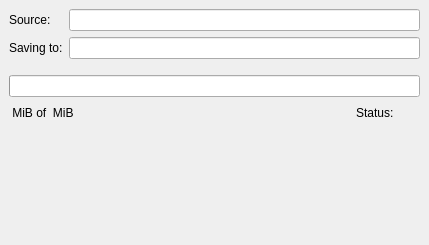
The window that ui/transferdetailsfrm.ui (KDE/kget) describes before a commit, drawn with Qt 5.
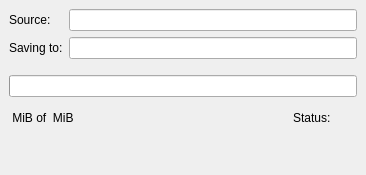
The same window after the commit.

```diff
--- a/ui/transferdetailsfrm.ui
+++ b/ui/transferdetailsfrm.ui
@@ -5,10 +5,16 @@
    <rect>
     <x>0</x>
     <y>0</y>
-    <width>429</width>
-    <height>245</height>
+    <width>366</width>
+    <height>175</height>
    </rect>
   </property>
+  <property name="sizePolicy" >
+   <sizepolicy vsizetype="Minimum" hsizetype="Preferred" >
+    <horstretch>0</horstretch>
+    <verstretch>0</verstretch>
+   </sizepolicy>
+  </property>
   <layout class="QVBoxLayout" >
    <property name="margin" >
     <number>9</number>
@@ -21,7 +27,19 @@
      <property name="margin" >
       <number>0</number>
      </property>
-     <property name="spacing" >
+     <property name="topMargin" >
+      <number>0</number>
+     </property>
+     <property name="rightMargin" >
+      <number>0</number>
+     </property>
+     <property name="bottomMargin" >
+      <number>0</number>
+     </property>
+     <property name="horizontalSpacing" >
+      <number>6</number>
+     </property>
+     <property name="verticalSpacing" >
       <number>6</number>
      </property>
      <item row="1" column="1" >
@@ -154,19 +172,6 @@
      </item>
     </layout>
    </item>
-   <item>
-    <spacer>
-     <property name="orientation" >
-      <enum>Qt::Vertical</enum>
-     </property>
-     <property name="sizeHint" >
-      <size>
-       <width>20</width>
-       <height>40</height>
-      </size>
-     </property>
-    </spacer>
-   </item>
   </layout>
  </widget>
  <resources/>
```
Left out of the diff: 47 changed lines with no effect on the pictures.
